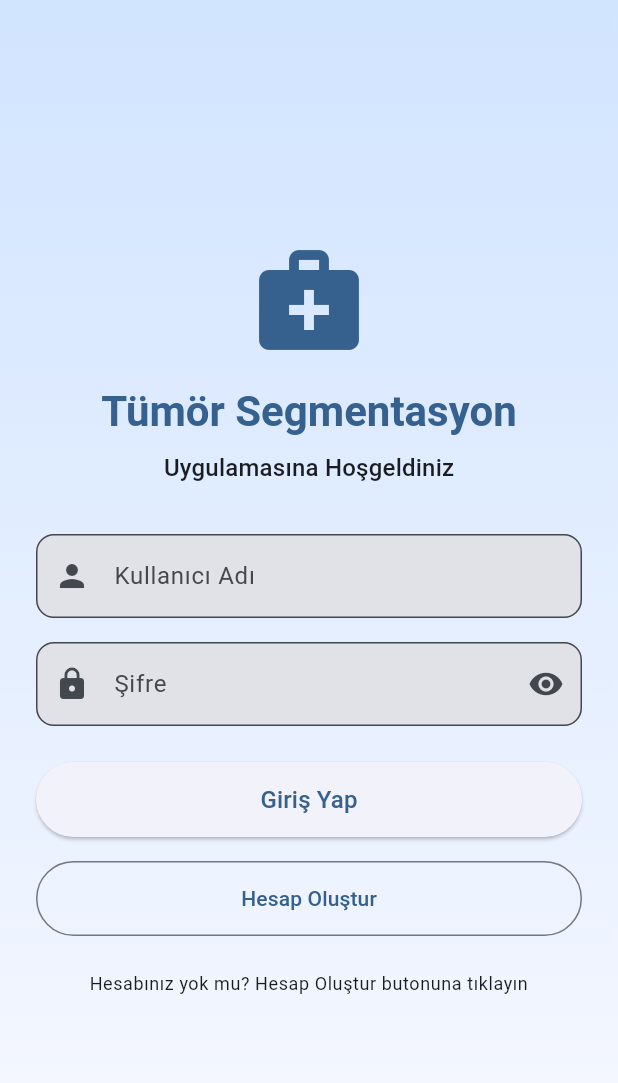
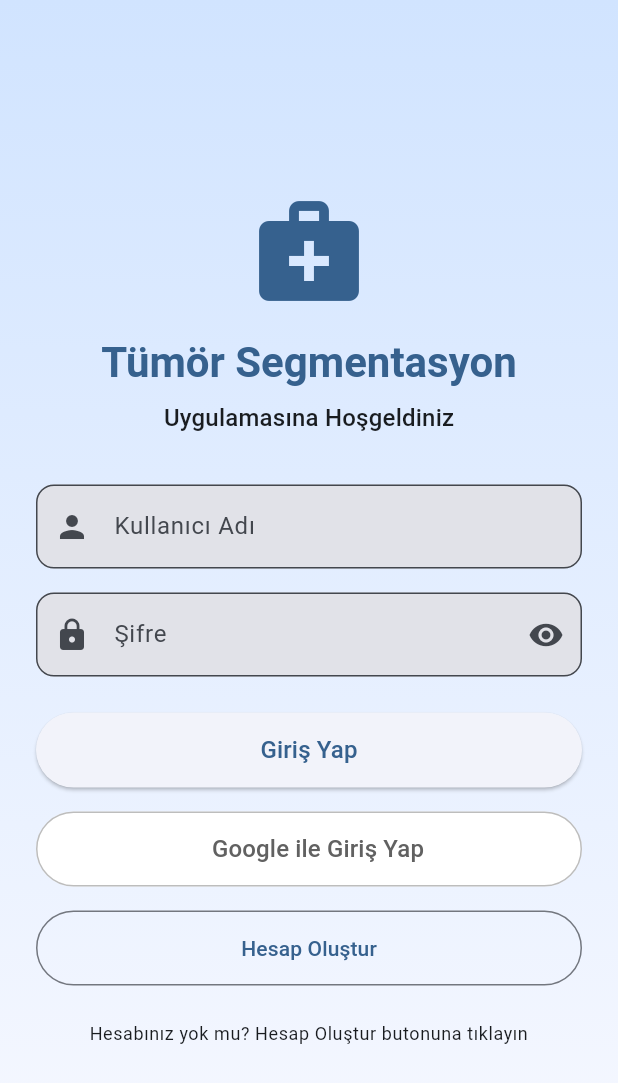
Before and after one commit to nurhat36/tumor_segmentation_app, a Flutter app: the screen it shows after launch, on a phone screen of 412 x 824 dp. Shown: the top 1083 px of the screen. Run offline on Flutter 3.47's test engine with Material 3 defaults, Android fonts, the phone set to English and light mode, and no system bars; our stand-ins replace file_picker, google_sign_in, image_picker, jwt_decoder.

```diff
--- a/lib/main.dart
+++ b/lib/main.dart
@@ -1,5 +1,5 @@
 import 'package:flutter/material.dart';
-import 'package:tumor_segmentation_app2/pages/image_list_page.dart';
+import 'package:tumor_segmentation_app2/pages/image_list_page.dart'; // Bu sayfa belki kullanılmıyordur, gerekliyse düzeltirsin.
 import 'services/api_service.dart';
 import 'package:jwt_decoder/jwt_decoder.dart';
 import 'pages/patient_list_page.dart';
@@ -47,6 +47,52 @@ class _LoginScreenState extends State<LoginScreen> {
   bool isLoading = false;
   bool _obscurePassword = true;
 
+  // Google ile giriş metodu
+  void _handleGoogleSignIn() async {
+    setState(() => isLoading = true);
+
+    try {
+      final token = await api.signInWithGoogle(); // ApiService'deki Google giriş metodunu çağır
+
+      setState(() => isLoading = false);
+
+      if (token!= null) {
+        // Google ile giriş başarılı
+        Map<String, dynamic> decodedToken = JwtDecoder.decode(token);
+        // Backend'in user_id'yi Google'dan aldığı email veya Google ID'ye göre oluşturup token içine koyduğunu varsayıyoruz
+        // Bu kısım senin backend'inin token yapısına göre değişebilir.
+        // Örneğin: 'sub' alanı Google user ID'si olabilir veya 'email' olabilir.
+        // int? userId = decodedToken['user_id']; // Eğer backend user_id'yi jwt'ye ekliyorsa
+        print('Google ile giriş başarılı! Backend token: $token');
+        // print('User ID (decoded from backend token): $userId'); // Eğer 'user_id' varsa
+
+        ScaffoldMessenger.of(context).showSnackBar(
+          const SnackBar(content: Text("Google ile giriş başarılı!")),
+        );
+
+        Navigator.pushReplacement(
+          context,
+          MaterialPageRoute(
+            builder: (context) => PatientListPage(
+              token: token,
+            ),
+          ),
+        );
+      } else {
+        // Google ile giriş başarısız veya iptal edildi
+        ScaffoldMessenger.of(context).showSnackBar(
+          const SnackBar(content: Text("Google ile giriş başarısız oldu veya iptal edildi.")),
+        );
+      }
+    } catch (e) {
+      setState(() => isLoading = false);
+      print("Google girişinde bir hata oluştu: $e");
+      ScaffoldMessenger.of(context).showSnackBar(
+        SnackBar(content: Text("Google ile girişte bir hata oluştu: $e")),
+      );
+    }
+  }
+
   void login() async {
     setState(() => isLoading = true);
 
@@ -58,8 +104,7 @@ class _LoginScreenState extends State<LoginScreen> {
 
       setState(() => isLoading = false);
 
-      if (token != null) {
-
+      if (token!= null) {
         // Token decode (user_id backend token içine koyuyorsa)
         Map<String, dynamic> decodedToken = JwtDecoder.decode(token);
 
@@ -169,11 +214,11 @@ class _LoginScreenState extends State<LoginScreen> {
                       prefixIcon: const Icon(Icons.lock),
                       suffixIcon: IconButton(
                         icon: Icon(
-                          _obscurePassword ? Icons.visibility : Icons.visibility_off,
+                          _obscurePassword? Icons.visibility : Icons.visibility_off,
                         ),
                         onPressed: () {
                           setState(() {
-                            _obscurePassword = !_obscurePassword;
+                            _obscurePassword =!_obscurePassword;
                           });
                         },
                       ),
@@ -187,7 +232,7 @@ class _LoginScreenState extends State<LoginScreen> {
                     width: double.infinity,
                     height: 50,
                     child: ElevatedButton(
-                      onPressed: isLoading ? null : login,
+                      onPressed: isLoading? null : login,
                       child: isLoading
                           ? const SizedBox(
                         width: 20,
@@ -205,12 +250,44 @@ class _LoginScreenState extends State<LoginScreen> {
                   ),
                   const SizedBox(height: 16),
 
+                  // Yeni eklendi: Google ile Giriş Butonu
+                  // Yeni eklendi: Google ile Giriş Butonu
+                  SizedBox(
+                    width: double.infinity,
+                    height: 50,
+                    child: OutlinedButton( // .icon kullanımını kaldırdık
+                      onPressed: isLoading ? null : _handleGoogleSignIn,
+                      style: OutlinedButton.styleFrom(
+                        foregroundColor: Colors.grey[700],
+                        side: BorderSide(color: Colors.grey[400]!),
+                        backgroundColor: Colors.white,
+                      ),
+                      child: Row(
+                        mainAxisAlignment: MainAxisAlignment.center, // Ortalamak için
+                        children: [
+
+                          const SizedBox(width: 12), // İkon ile metin arasına boşluk
+                          const Flexible( // Metnin taşmasını engeller
+                            child: FittedBox( // Gerekirse metni küçültür
+                              fit: BoxFit.scaleDown,
+                              child: Text(
+                                "Google ile Giriş Yap",
+                                style: TextStyle(fontSize: 16),
+                              ),
+                            ),
+                          ),
+                        ],
+                      ),
+                    ),
+                  ),
+                  const SizedBox(height: 16), // Diğer butonlarla arasına boşluk ekle
+
                   // Kayıt Butonu
                   SizedBox(
                     width: double.infinity,
                     height: 50,
                     child: OutlinedButton(
-                      onPressed: isLoading ? null : register,
+                      onPressed: isLoading? null : register,
                       child: const Text("Hesap Oluştur"),
                     ),
                   ),
--- a/pubspec.yaml
+++ b/pubspec.yaml
@@ -40,6 +40,7 @@ dependencies:
   image: ^4.0.17
   path_provider: ^2.1.5
   file_picker: ^8.0.0
+  google_sign_in: ^6.0.0
 
 
 dev_dependencies:
```
Also changed, not shown: lib/services/api_service.dart (+100 -0 lines), pubspec.lock, 1 other file.
